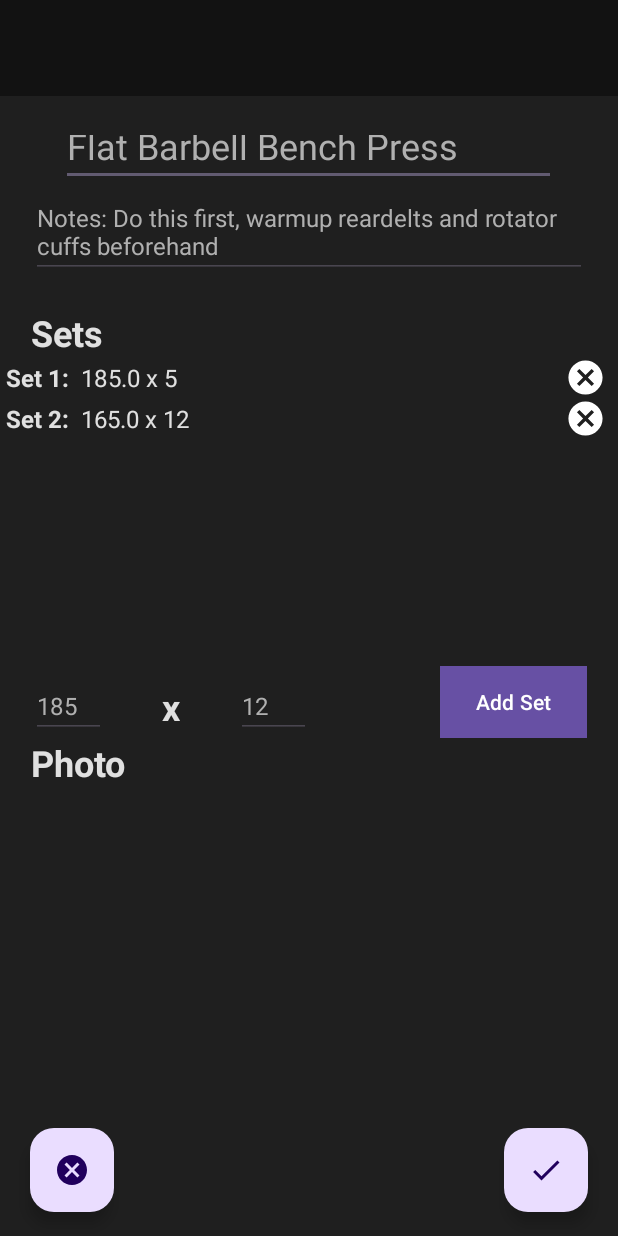
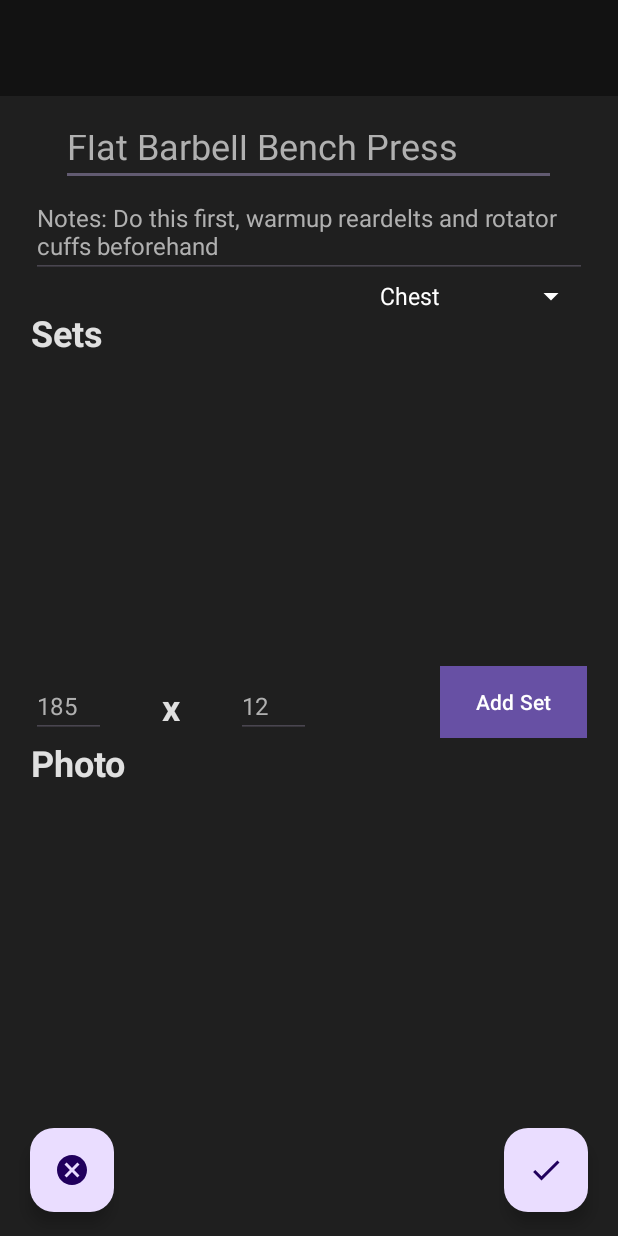
Before and after one commit to HamzaOumeziane/Exerdex-Mobile-App, an Android app: the screen it shows after launch (AddEditExerciseActivity), after a tap on "Add new exercise to the to do list", on a phone screen of 412 x 824 dp. Run offline under Robolectric (Android 15) with nearby library versions, the light colour scheme and no system bars.

Commit message:
Creation d'exercise et passage de celui-ci
Parcelization

TO-DO:
Photo

```diff
--- a/App/app/build.gradle.kts
+++ b/App/app/build.gradle.kts
@@ -1,6 +1,8 @@
 plugins {
     alias(libs.plugins.android.application)
     alias(libs.plugins.jetbrains.kotlin.android)
+
+    id("org.jetbrains.kotlin.plugin.parcelize")
 }
 
 android {
--- a/App/app/src/main/java/ca/qc/bdeb/c5gm/exerdex/AddEditExerciseActivity.kt
+++ b/App/app/src/main/java/ca/qc/bdeb/c5gm/exerdex/AddEditExerciseActivity.kt
@@ -1,12 +1,17 @@
 package ca.qc.bdeb.c5gm.exerdex
 
 import android.content.Context
+import android.content.Intent
+import android.graphics.Color
 import android.os.Bundle
 import android.view.LayoutInflater
 import android.view.View
 import android.view.ViewGroup
+import android.widget.AdapterView
+import android.widget.ArrayAdapter
 import android.widget.Button
 import android.widget.ImageView
+import android.widget.Spinner
 import android.widget.TextView
 import android.widget.Toast
 import androidx.activity.enableEdgeToEdge
@@ -15,16 +20,17 @@
 import androidx.core.view.ViewCompat
 import androidx.core.view.WindowInsetsCompat
 import androidx.recyclerview.widget.RecyclerView
+import com.google.android.material.floatingactionbutton.FloatingActionButton
 
 class AddEditExerciseActivity : AppCompatActivity() {
     lateinit var repsTextView: TextView
     lateinit var weightTextView: TextView
     private lateinit var setsRecyclerView: RecyclerView
     private lateinit var setListAdapter: SetListAdaptor
-    private var setsList: MutableList<Set> = mutableListOf(
-        Set(1,185f,5),
-        Set(2,165f,12)
-    )
+    private lateinit var exerciseTitleView: TextView
+    private lateinit var exerciseDescriptionView: TextView
+    private lateinit var selectedCategory: MuscleCategory
+    private var setsList: MutableList<Set> = mutableListOf()
     override fun onCreate(savedInstanceState: Bundle?) {
         super.onCreate(savedInstanceState)
         enableEdgeToEdge()
@@ -37,14 +43,20 @@
 
         repsTextView = findViewById(R.id.newSetReps)
         weightTextView = findViewById(R.id.newSetWeight)
+        exerciseTitleView = findViewById(R.id.exerciseNameInput)
+        exerciseDescriptionView = findViewById(R.id.exerciseDescInput)
         setsRecyclerView = findViewById(R.id.setsRecyclerView)
         setListAdapter = SetListAdaptor(applicationContext, this, setsList)
-
         setsRecyclerView.adapter = setListAdapter
+        initializeCategorySpinnner()
 
         val addSetBtn: Button = findViewById(R.id.addSetBtn)
         addSetBtn.setOnClickListener{
             addNewSet()
+        }
+        val finalizeExerciseBtn: FloatingActionButton = findViewById(R.id.finalizeExerciseBtn)
+        finalizeExerciseBtn.setOnClickListener{
+            finalizeExercise()
         }
     }
 
@@ -81,6 +93,49 @@
 
         repsTextView.text=""
         weightTextView.text=""
+    }
+
+    private fun finalizeExercise(){
+        val newExercise: Exercise = Exercise(exerciseTitleView.text.toString(),
+            exerciseDescriptionView.text.toString(),
+            selectedCategory,
+            setsList
+            )
+        val intent = Intent(this,MainActivity::class.java)
+        intent.putExtra("exercise",newExercise)
+        startActivity(intent)
+    }
+    private fun initializeCategorySpinnner(){
+        val categoryEnum: MuscleCategory
+        val spinner: Spinner = findViewById(R.id.muscleCategorySpinner)
+        val categoryValues = MuscleCategory.values()
+        val categoryStrings = categoryValues.map { it.name.lowercase().replaceFirstChar { c -> c.uppercase() } }
+        val adapter = object : ArrayAdapter<String>(this, android.R.layout.simple_spinner_item, categoryStrings) {
+            override fun getView(position: Int, convertView: View?, parent: ViewGroup): View {
+                val view = super.getView(position, convertView, parent) as TextView
+                view.setTextColor(Color.WHITE)
+                return view
+            }
+
+            override fun getDropDownView(position: Int, convertView: View?, parent: ViewGroup): View {
+                val view = super.getDropDownView(position, convertView, parent) as TextView
+                view.setTextColor(Color.WHITE)
+                view.setBackgroundColor(Color.parseColor("#121212"))
+                return view
+            }
+        }
+        adapter.setDropDownViewResource(android.R.layout.simple_spinner_dropdown_item)
+        spinner.adapter = adapter
+        spinner.onItemSelectedListener = object : AdapterView.OnItemSelectedListener {
+            override fun onItemSelected(parent: AdapterView<*>, view: View?, position: Int, id: Long) {
+                selectedCategory = MuscleCategory.valueOf(categoryStrings[position].uppercase())
+            }
+
+            override fun onNothingSelected(parent: AdapterView<*>) {
+
+            }
+        }
+        spinner.backgroundTintList = android.content.res.ColorStateList.valueOf(Color.WHITE)
     }
 }
 
--- a/App/app/src/main/java/ca/qc/bdeb/c5gm/exerdex/Exercise.kt
+++ b/App/app/src/main/java/ca/qc/bdeb/c5gm/exerdex/Exercise.kt
@@ -1,20 +1,27 @@
 package ca.qc.bdeb.c5gm.exerdex
 
+import android.os.Parcelable
+import kotlinx.parcelize.Parcelize
+
+
+@Parcelize
 data class Exercise(
     val name: String,
     val description: String = "",
     val category: MuscleCategory,
     val setList: List<Set>
-)
+) : Parcelable
+
 enum class MuscleCategory {
     CHEST, BACK, BICEPS, TRICEPS, QUADS, HAMSTRINGS, CALVES, ABS, FOREARMS, SHOULDERS, TRAPS, NECK, CARDIO
 }
 
+@Parcelize
 data class Set(
     val setOrder: Int,
     val weight: Float,
     val reps: Int
-){
+) : Parcelable {
     override fun toString(): String {
         return "Set $setOrder : $weight : lbs x $reps reps"
     }
--- a/App/app/src/main/java/ca/qc/bdeb/c5gm/exerdex/MainActivity.kt
+++ b/App/app/src/main/java/ca/qc/bdeb/c5gm/exerdex/MainActivity.kt
@@ -3,6 +3,7 @@
 import android.content.Context
 import android.content.Intent
 import android.icu.text.Transliterator.Position
+import android.os.Build
 import android.os.Bundle
 import android.view.LayoutInflater
 import android.view.Menu
@@ -10,6 +11,7 @@
 import android.view.ViewGroup
 import android.widget.ImageView
 import android.widget.TextView
+import android.widget.Toast
 import androidx.activity.enableEdgeToEdge
 import androidx.appcompat.app.AppCompatActivity
 import androidx.appcompat.widget.Toolbar
@@ -111,7 +113,27 @@
         recyclerView.adapter = adapteur
     }
 
+    override fun onResume() {
+        super.onResume()
+        handleIncomingIntent(intent)
+    }
 
+    private fun handleIncomingIntent(intent: Intent) {
+        if (intent.hasExtra("exercise")) {
+            val newExercise: Exercise? = if (Build.VERSION.SDK_INT >= Build.VERSION_CODES.TIRAMISU) {
+                // For Android TIRAMISU (API 33) and above
+                intent.getParcelableExtra("exercise", Exercise::class.java)
+            } else {
+                // For Android versions below TIRAMISU
+                @Suppress("DEPRECATION")
+                intent.getParcelableExtra("exercise")
+            }
+
+            newExercise?.let {
+                Toast.makeText(this, "Exercise Added: ${it.toString()}", Toast.LENGTH_SHORT).show()
+            }
+        }
+    }
 
     override fun onCreateOptionsMenu(menu: Menu?): Boolean {
         menuInflater.inflate(R.menu.main_menu, menu)
--- a/App/app/src/main/res/layout/activity_add_edit_exercise.xml
+++ b/App/app/src/main/res/layout/activity_add_edit_exercise.xml
@@ -157,5 +157,12 @@
         app:layout_constraintStart_toStartOf="parent"
         app:srcCompat="@drawable/baseline_cancel_24_wh" />
 
+    <Spinner
+        android:id="@+id/muscleCategorySpinner"
+        android:textColor="@color/text_primary_light"
+        android:layout_width="wrap_content"
+        android:layout_height="wrap_content"
+        app:layout_constraintEnd_toEndOf="@+id/exerciseDescInput"
+        app:layout_constraintTop_toBottomOf="@+id/exerciseDescInput" />
 
 </androidx.constraintlayout.widget.ConstraintLayout>
```
